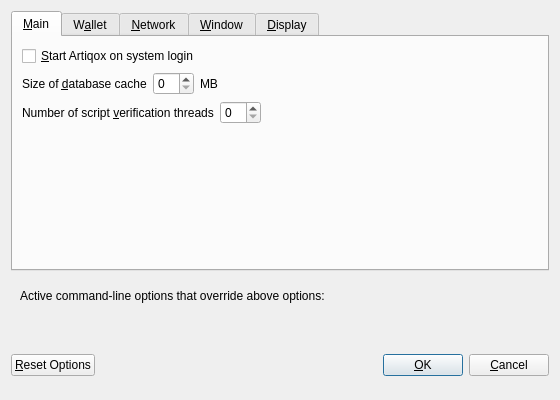
The window that src/qt/forms/optionsdialog.ui (artiqox/artiqox) describes before a commit, drawn with Qt 5.
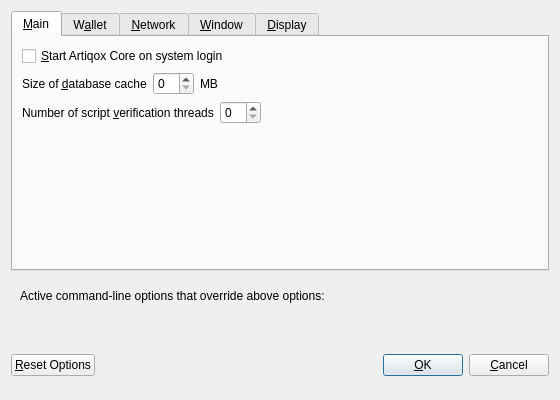
The same window after the commit. Custom widgets are drawn as their Qt base class.

```diff
--- a/src/qt/forms/optionsdialog.ui
+++ b/src/qt/forms/optionsdialog.ui
@@ -33,7 +33,7 @@
           <string>Automatically start Artiqox after logging in to the system.</string>
          </property>
          <property name="text">
-          <string>&amp;Start Artiqox on system login</string>
+          <string>&amp;Start Artiqox Core on system login</string>
          </property>
         </widget>
        </item>
```
Left out of the diff: 4 changed lines with no effect on the pictures.
